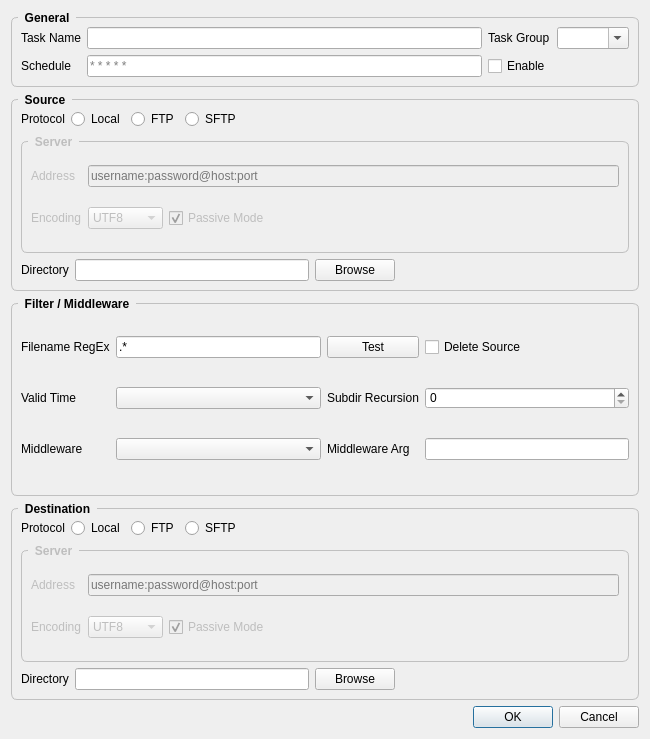
Qt form designer/dialog_task_edit.ui (funway/TransferDog) before a commit.
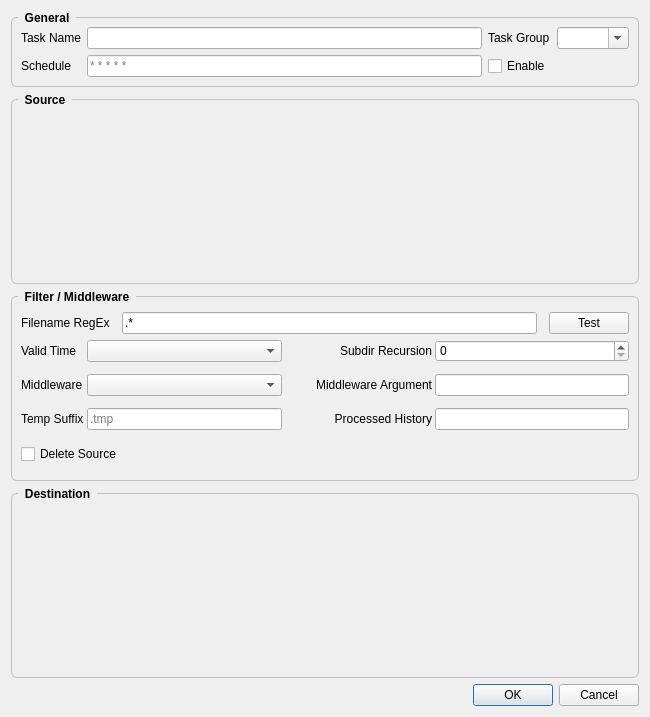
The same form after that commit.

```diff
--- a/designer/dialog_task_edit.ui
+++ b/designer/dialog_task_edit.ui
@@ -7,7 +7,7 @@
     <x>0</x>
     <y>0</y>
     <width>650</width>
-    <height>739</height>
+    <height>717</height>
    </rect>
   </property>
   <property name="windowTitle">
@@ -29,11 +29,42 @@
 
 QLabel#label_error_msg {
 	color: red;
+}
+
+QScrollArea {
+	border: none;
 }</string>
   </property>
   <layout class="QVBoxLayout" name="verticalLayout">
    <item>
-    <widget class="QGroupBox" name="groupBox">
+    <widget class="QScrollArea" name="scrollArea">
+     <property name="widgetResizable">
+      <bool>true</bool>
+     </property>
+     <widget class="QWidget" name="scrollAreaWidgetContents">
+      <property name="geometry">
+       <rect>
+        <x>0</x>
+        <y>0</y>
+        <width>626</width>
+        <height>651</height>
+       </rect>
+      </property>
+      <layout class="QVBoxLayout" name="verticalLayout_3">
+       <property name="leftMargin">
+        <number>0</number>
+       </property>
+       <property name="topMargin">
+        <number>0</number>
+       </property>
+       <property name="rightMargin">
+        <number>0</number>
+       </property>
+       <property name="bottomMargin">
+        <number>0</number>
+       </property>
+       <item>
+        <widget class="QGroupBox" name="gbox_general">
      <property name="sizePolicy">
       <sizepolicy hsizetype="Preferred" vsizetype="Fixed">
        <horstretch>0</horstretch>
@@ -93,177 +124,28 @@
     </widget>
    </item>
    <item>
-    <widget class="QGroupBox" name="groupBox_2">
+        <widget class="QGroupBox" name="gbox_source">
      <property name="title">
       <string>Source</string>
      </property>
      <layout class="QVBoxLayout" name="verticalLayout_2">
-      <item>
-       <layout class="QHBoxLayout" name="horizontalLayout">
-        <item>
-         <widget class="QLabel" name="label_4">
-          <property name="text">
-           <string>Protocol</string>
+          <property name="leftMargin">
+           <number>0</number>
           </property>
-         </widget>
-        </item>
-        <item>
-         <widget class="QRadioButton" name="radioButton_src_local">
-          <property name="text">
-           <string>Local</string>
+          <property name="topMargin">
+           <number>0</number>
           </property>
-          <attribute name="buttonGroup">
-           <string notr="true">buttonGroup_src_protocol</string>
-          </attribute>
-         </widget>
-        </item>
-        <item>
-         <widget class="QRadioButton" name="radioButton_src_ftp">
-          <property name="text">
-           <string>FTP</string>
+          <property name="rightMargin">
+           <number>0</number>
           </property>
-          <attribute name="buttonGroup">
-           <string notr="true">buttonGroup_src_protocol</string>
-          </attribute>
-         </widget>
-        </item>
-        <item>
-         <widget class="QRadioButton" name="radioButton_src_sftp">
-          <property name="text">
-           <string>SFTP</string>
+          <property name="bottomMargin">
+           <number>0</number>
           </property>
-          <attribute name="buttonGroup">
-           <string notr="true">buttonGroup_src_protocol</string>
-          </attribute>
-         </widget>
-        </item>
-        <item>
-         <spacer name="horizontalSpacer_2">
-          <property name="orientation">
-           <enum>Qt::Horizontal</enum>
-          </property>
-          <property name="sizeHint" stdset="0">
-           <size>
-            <width>40</width>
-            <height>20</height>
-           </size>
-          </property>
-         </spacer>
-        </item>
-       </layout>
-      </item>
-      <item>
-       <widget class="QGroupBox" name="groupBox_src_server">
-        <property name="enabled">
-         <bool>false</bool>
-        </property>
-        <property name="title">
-         <string>Server</string>
-        </property>
-        <layout class="QGridLayout" name="gridLayout_2">
-         <item row="3" column="0">
-          <widget class="QLabel" name="label_6">
-           <property name="text">
-            <string>Encoding</string>
-           </property>
-          </widget>
-         </item>
-         <item row="3" column="2">
-          <widget class="QCheckBox" name="checkBox_src_server_passive">
-           <property name="text">
-            <string>Passive Mode</string>
-           </property>
-           <property name="checked">
-            <bool>true</bool>
-           </property>
-          </widget>
-         </item>
-         <item row="3" column="1">
-          <widget class="QComboBox" name="comboBox_src_server_encoding">
+         </layout>
+        </widget>
+       </item>
            <item>
-            <property name="text">
-             <string>UTF8</string>
-            </property>
-           </item>
-           <item>
-            <property name="text">
-             <string>GB2312</string>
-            </property>
-           </item>
-          </widget>
-         </item>
-         <item row="0" column="0">
-          <widget class="QLabel" name="label_5">
-           <property name="text">
-            <string>Address</string>
-           </property>
-          </widget>
-         </item>
-         <item row="3" column="3">
-          <spacer name="horizontalSpacer_3">
-           <property name="orientation">
-            <enum>Qt::Horizontal</enum>
-           </property>
-           <property name="sizeType">
-            <enum>QSizePolicy::Expanding</enum>
-           </property>
-           <property name="sizeHint" stdset="0">
-            <size>
-             <width>40</width>
-             <height>20</height>
-            </size>
-           </property>
-          </spacer>
-         </item>
-         <item row="0" column="1" colspan="3">
-          <widget class="QLineEdit" name="lineEdit_src_server_netloc">
-           <property name="placeholderText">
-            <string>username:password@host:port</string>
-           </property>
-          </widget>
-         </item>
-        </layout>
-       </widget>
-      </item>
-      <item>
-       <layout class="QHBoxLayout" name="horizontalLayout_2">
-        <item>
-         <widget class="QLabel" name="label_7">
-          <property name="text">
-           <string>Directory</string>
-          </property>
-         </widget>
-        </item>
-        <item>
-         <widget class="QLineEdit" name="lineEdit_src_dir"/>
-        </item>
-        <item>
-         <widget class="QPushButton" name="pushButton_src_browse">
-          <property name="text">
-           <string>Browse</string>
-          </property>
-         </widget>
-        </item>
-        <item>
-         <spacer name="horizontalSpacer">
-          <property name="orientation">
-           <enum>Qt::Horizontal</enum>
-          </property>
-          <property name="sizeHint" stdset="0">
-           <size>
-            <width>40</width>
-            <height>20</height>
-           </size>
-          </property>
-         </spacer>
-        </item>
-       </layout>
-      </item>
-     </layout>
-    </widget>
-   </item>
-   <item>
-    <widget class="QGroupBox" name="groupBox_3">
+        <widget class="QGroupBox" name="gbox_filter">
      <property name="sizePolicy">
       <sizepolicy hsizetype="Preferred" vsizetype="Preferred">
        <horstretch>0</horstretch>
@@ -273,279 +155,198 @@
      <property name="title">
       <string>Filter / Middleware</string>
      </property>
-     <layout class="QGridLayout" name="gridLayout_3">
-      <item row="1" column="0">
-       <widget class="QLabel" name="label_9">
+         <layout class="QVBoxLayout" name="verticalLayout_5">
+          <property name="spacing">
+           <number>0</number>
+          </property>
+          <item>
+           <layout class="QHBoxLayout" name="horizontalLayout_2">
+            <property name="spacing">
+             <number>12</number>
+            </property>
+            <property name="bottomMargin">
+             <number>0</number>
+            </property>
+            <item>
+             <widget class="QLabel" name="label_8">
         <property name="text">
-         <string>Valid Time</string>
+               <string>Filename RegEx</string>
         </property>
        </widget>
       </item>
-      <item row="1" column="2">
-       <widget class="QComboBox" name="comboBox_filter_valid_time"/>
-      </item>
-      <item row="0" column="3">
-       <widget class="QPushButton" name="pushButton_2">
+            <item>
+             <widget class="QLineEdit" name="le_filter_filename">
+              <property name="text">
+               <string>.*</string>
+              </property>
+             </widget>
+            </item>
+            <item>
+             <widget class="QPushButton" name="pb_regex_test">
         <property name="text">
          <string>Test</string>
         </property>
        </widget>
       </item>
-      <item row="0" column="4">
-       <widget class="QCheckBox" name="checkBox_delete_source">
+           </layout>
+          </item>
+          <item>
+           <layout class="QGridLayout" name="gridLayout_2">
+            <property name="horizontalSpacing">
+             <number>3</number>
+            </property>
+            <property name="verticalSpacing">
+             <number>12</number>
+            </property>
+            <item row="2" column="4">
+             <widget class="QLineEdit" name="le_processed_reserve"/>
+            </item>
+            <item row="1" column="3">
+             <widget class="QLabel" name="label_12">
         <property name="text">
-         <string>Delete Source</string>
+               <string>Middleware Argument</string>
+              </property>
+              <property name="alignment">
+               <set>Qt::AlignRight|Qt::AlignTrailing|Qt::AlignVCenter</set>
         </property>
        </widget>
       </item>
       <item row="1" column="4">
+             <widget class="QLineEdit" name="le_middleware_arg"/>
+            </item>
+            <item row="1" column="0">
+             <widget class="QLabel" name="label_11">
+              <property name="text">
+               <string>Middleware</string>
+              </property>
+             </widget>
+            </item>
+            <item row="0" column="4">
        <widget class="QSpinBox" name="spinBox_subdir_recursion">
         <property name="maximum">
          <number>999</number>
         </property>
        </widget>
       </item>
+            <item row="2" column="0">
+             <widget class="QLabel" name="label_4">
+              <property name="text">
+               <string>Temp Suffix</string>
+              </property>
+             </widget>
+            </item>
       <item row="0" column="0">
-       <widget class="QLabel" name="label_8">
+             <widget class="QLabel" name="label_9">
         <property name="text">
-         <string>Filename RegEx</string>
+               <string>Valid Time</string>
         </property>
        </widget>
       </item>
-      <item row="0" column="2">
-       <widget class="QLineEdit" name="lineEdit_filter_filename">
-        <property name="text">
-         <string>.*</string>
+            <item row="0" column="1">
+             <widget class="QComboBox" name="comb_filter_valid_time"/>
+            </item>
+            <item row="1" column="1">
+             <widget class="QComboBox" name="comb_middleware"/>
+            </item>
+            <item row="2" column="1">
+             <widget class="QLineEdit" name="le_suffix">
+              <property name="placeholderText">
+               <string>.tmp</string>
         </property>
        </widget>
       </item>
-      <item row="1" column="3">
+            <item row="0" column="3">
        <widget class="QLabel" name="label_10">
         <property name="text">
          <string>Subdir Recursion</string>
         </property>
-       </widget>
-      </item>
-      <item row="2" column="0">
-       <widget class="QLabel" name="label_11">
-        <property name="text">
-         <string>Middleware</string>
+              <property name="alignment">
+               <set>Qt::AlignRight|Qt::AlignTrailing|Qt::AlignVCenter</set>
         </property>
        </widget>
       </item>
-      <item row="2" column="2">
-       <widget class="QComboBox" name="comboBox_middleware"/>
-      </item>
       <item row="2" column="3">
-       <widget class="QLabel" name="label_12">
+             <widget class="QLabel" name="label_5">
         <property name="text">
-         <string>Middleware Arg</string>
-        </property>
-       </widget>
-      </item>
-      <item row="2" column="4">
-       <widget class="QLineEdit" name="lineEdit_middleware_arg"/>
-      </item>
-     </layout>
+               <string>Processed History</string>
+              </property>
+              <property name="alignment">
+               <set>Qt::AlignRight|Qt::AlignTrailing|Qt::AlignVCenter</set>
+              </property>
+             </widget>
+            </item>
+            <item row="0" column="2">
+             <spacer name="horizontalSpacer_2">
+              <property name="orientation">
+               <enum>Qt::Horizontal</enum>
+              </property>
+              <property name="sizeType">
+               <enum>QSizePolicy::Minimum</enum>
+              </property>
+              <property name="sizeHint" stdset="0">
+               <size>
+                <width>30</width>
+                <height>20</height>
+               </size>
+              </property>
+             </spacer>
+            </item>
+           </layout>
+          </item>
+          <item>
+           <layout class="QHBoxLayout" name="horizontalLayout_3">
+            <property name="topMargin">
+             <number>8</number>
+            </property>
+            <item>
+             <widget class="QCheckBox" name="chkb_delete_source">
+              <property name="text">
+               <string>Delete Source</string>
+              </property>
     </widget>
    </item>
    <item>
-    <widget class="QGroupBox" name="groupBox_4">
+             <spacer name="horizontalSpacer">
+              <property name="orientation">
+               <enum>Qt::Horizontal</enum>
+              </property>
+              <property name="sizeHint" stdset="0">
+               <size>
+                <width>40</width>
+                <height>20</height>
+               </size>
+              </property>
+             </spacer>
+            </item>
+           </layout>
+          </item>
+         </layout>
+        </widget>
+       </item>
+       <item>
+        <widget class="QGroupBox" name="gbox_dest">
      <property name="title">
       <string>Destination</string>
      </property>
      <layout class="QVBoxLayout" name="verticalLayout_4">
-      <item>
-       <layout class="QHBoxLayout" name="horizontalLayout_5">
-        <item>
-         <widget class="QLabel" name="label_16">
-          <property name="text">
-           <string>Protocol</string>
-          </property>
-         </widget>
-        </item>
-        <item>
-         <widget class="QRadioButton" name="radioButton_dest_local">
-          <property name="text">
-           <string>Local</string>
-          </property>
-          <attribute name="buttonGroup">
-           <string notr="true">buttonGroup_dest_protocol</string>
-          </attribute>
-         </widget>
-        </item>
-        <item>
-         <widget class="QRadioButton" name="radioButton_dest_ftp">
-          <property name="text">
-           <string>FTP</string>
-          </property>
-          <attribute name="buttonGroup">
-           <string notr="true">buttonGroup_dest_protocol</string>
-          </attribute>
-         </widget>
-        </item>
-        <item>
-         <widget class="QRadioButton" name="radioButton_dest_sftp">
-          <property name="text">
-           <string>SFTP</string>
-          </property>
-          <attribute name="buttonGroup">
-           <string notr="true">buttonGroup_dest_protocol</string>
-          </attribute>
-         </widget>
-        </item>
-        <item>
-         <spacer name="horizontalSpacer_9">
-          <property name="orientation">
-           <enum>Qt::Horizontal</enum>
-          </property>
-          <property name="sizeHint" stdset="0">
-           <size>
-            <width>40</width>
-            <height>20</height>
-           </size>
-          </property>
-         </spacer>
-        </item>
-       </layout>
-      </item>
-      <item>
-       <widget class="QGroupBox" name="groupBox_dest_server">
-        <property name="enabled">
-         <bool>false</bool>
-        </property>
-        <property name="title">
-         <string>Server</string>
-        </property>
-        <layout class="QGridLayout" name="gridLayout_5">
-         <item row="3" column="0">
-          <widget class="QLabel" name="label_14">
-           <property name="text">
-            <string>Encoding</string>
-           </property>
-          </widget>
-         </item>
-         <item row="3" column="2">
-          <widget class="QCheckBox" name="checkBox_dest_server_passive">
-           <property name="text">
-            <string>Passive Mode</string>
-           </property>
-           <property name="checked">
-            <bool>true</bool>
-           </property>
-          </widget>
-         </item>
-         <item row="3" column="1">
-          <widget class="QComboBox" name="comboBox_dest_server_encoding">
-           <item>
-            <property name="text">
-             <string>UTF8</string>
-            </property>
-           </item>
-           <item>
-            <property name="text">
-             <string>GB2312</string>
-            </property>
-           </item>
-          </widget>
-         </item>
-         <item row="0" column="0">
-          <widget class="QLabel" name="label_15">
-           <property name="text">
-            <string>Address</string>
-           </property>
-          </widget>
-         </item>
-         <item row="3" column="3">
-          <spacer name="horizontalSpacer_8">
-           <property name="orientation">
-            <enum>Qt::Horizontal</enum>
-           </property>
-           <property name="sizeType">
-            <enum>QSizePolicy::Expanding</enum>
-           </property>
-           <property name="sizeHint" stdset="0">
-            <size>
-             <width>40</width>
-             <height>20</height>
-            </size>
-           </property>
-          </spacer>
-         </item>
-         <item row="0" column="1" colspan="3">
-          <widget class="QLineEdit" name="lineEdit_dest_server_netloc">
-           <property name="placeholderText">
-            <string>username:password@host:port</string>
-           </property>
-          </widget>
-         </item>
-        </layout>
-       </widget>
-      </item>
-      <item>
-       <layout class="QHBoxLayout" name="horizontalLayout_6">
-        <item>
-         <widget class="QLabel" name="label_17">
-          <property name="text">
-           <string>Directory</string>
-          </property>
-         </widget>
-        </item>
-        <item>
-         <widget class="QLineEdit" name="lineEdit_dest_dir"/>
-        </item>
-        <item>
-         <widget class="QPushButton" name="pushButton_dest_browse">
-          <property name="text">
-           <string>Browse</string>
-          </property>
-         </widget>
-        </item>
-        <item>
-         <spacer name="horizontalSpacer_10">
-          <property name="orientation">
-           <enum>Qt::Horizontal</enum>
-          </property>
-          <property name="sizeHint" stdset="0">
-           <size>
-            <width>40</width>
-            <height>20</height>
-           </size>
-          </property>
-         </spacer>
-        </item>
-       </layout>
-      </item>
-     </layout>
-    </widget>
-   </item>
-   <item>
-    <widget class="QFrame" name="frame">
-     <property name="sizePolicy">
-      <sizepolicy hsizetype="Preferred" vsizetype="Fixed">
-       <horstretch>0</horstretch>
-       <verstretch>0</verstretch>
-      </sizepolicy>
-     </property>
-     <property name="frameShape">
-      <enum>QFrame::NoFrame</enum>
-     </property>
-     <property name="frameShadow">
-      <enum>QFrame::Raised</enum>
-     </property>
-     <layout class="QHBoxLayout" name="horizontalLayout_3">
       <property name="leftMargin">
-       <number>6</number>
+           <number>0</number>
       </property>
       <property name="topMargin">
        <number>0</number>
       </property>
-      <property name="rightMargin">
-       <number>0</number>
-      </property>
       <property name="bottomMargin">
        <number>0</number>
       </property>
+         </layout>
+        </widget>
+       </item>
+      </layout>
+     </widget>
+    </widget>
+   </item>
+   <item>
+    <layout class="QHBoxLayout" name="horizontalLayout">
       <item>
        <widget class="QLabel" name="label_error_msg">
         <property name="sizePolicy">
@@ -585,7 +386,6 @@
        </widget>
       </item>
      </layout>
-    </widget>
    </item>
   </layout>
  </widget>
```
Left out of the diff: 71 changed lines with no effect on the pictures. Lines whose indentation alone changed are shown as unchanged.
